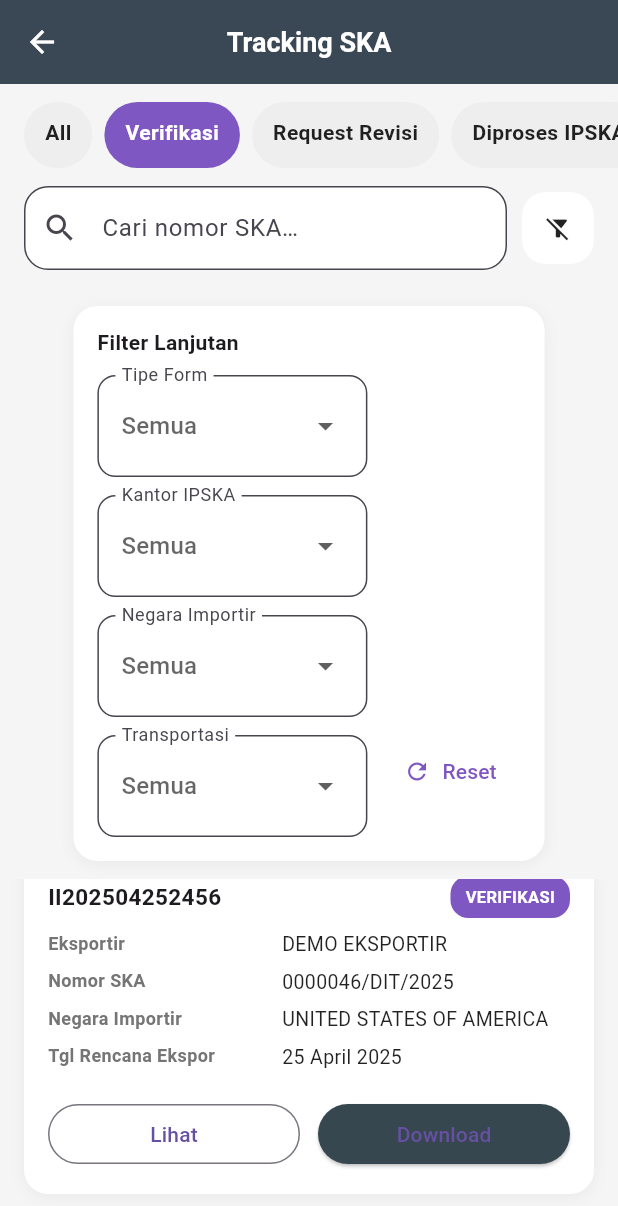
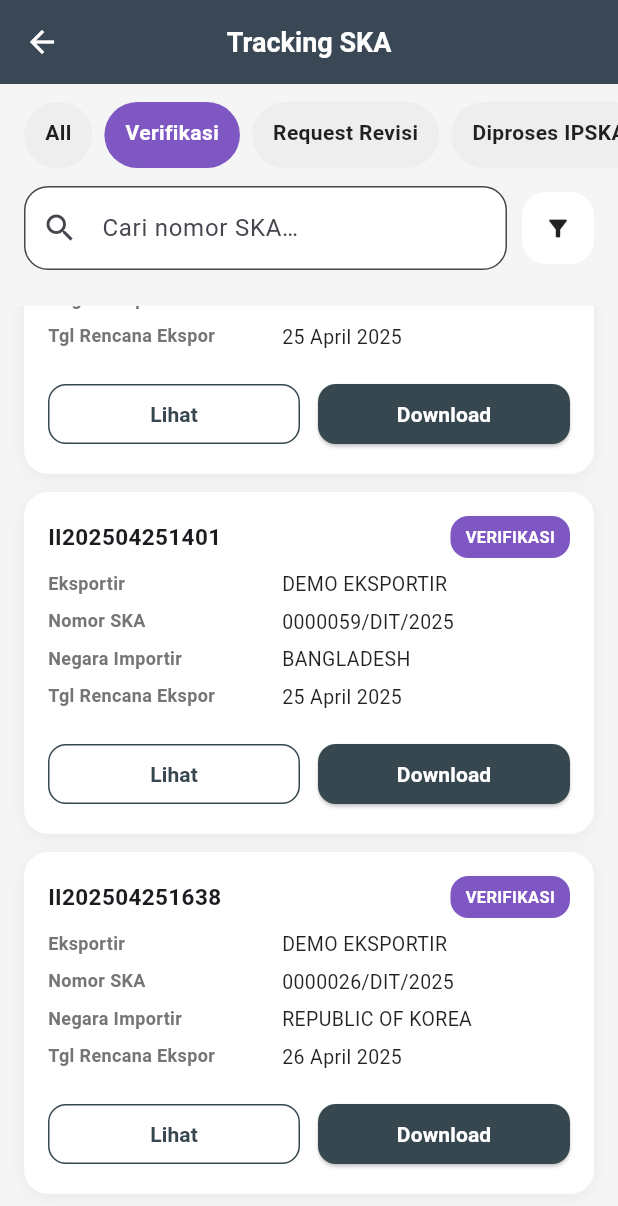
Before and after one commit to akhmdr/ska-mobile, a Flutter app: the TrackingPage screen opened directly, scrolled down 576 dp, after a tap on "Verifikasi", on a phone screen of 412 x 824 dp. Shown: the top 1206 px of the screen. Run offline on Flutter 3.47's test engine with Material 3 defaults, Android fonts, the phone set to English and light mode, and no system bars; our stand-ins replace carousel_slider, youtube_player_flutter; accounts and stored records are empty.

Commit message:
tambah tombol biar seragam

```diff
--- a/lib/core/theme/app_theme.dart
+++ b/lib/core/theme/app_theme.dart
@@ -77,6 +77,9 @@ class AppTheme {
       useMaterial3: true,
       colorScheme: colorScheme,
       scaffoldBackgroundColor: backgroundColor,
+      splashColor: primaryColor.withOpacity(0.12),
+      highlightColor: primaryColor.withOpacity(0.08),
+      hoverColor: primaryColor.withOpacity(0.04),
 
       // TabBar Theme
       tabBarTheme: const TabBarThemeData(
@@ -139,6 +142,7 @@ class AppTheme {
             fontWeight: FontWeight.w600,
             color: onPrimaryColor,
           ),
+          overlayColor: onPrimaryColor.withOpacity(0.12),
         ),
       ),
 
@@ -150,6 +154,7 @@ class AppTheme {
           padding: const EdgeInsets.symmetric(horizontal: 24, vertical: 12),
           shape: RoundedRectangleBorder(borderRadius: BorderRadius.circular(8)),
           textStyle: const TextStyle(fontSize: 16, fontWeight: FontWeight.w600),
+          overlayColor: primaryColor.withOpacity(0.08),
         ),
       ),
 
@@ -159,6 +164,8 @@ class AppTheme {
           foregroundColor: primaryColor,
           padding: const EdgeInsets.symmetric(horizontal: 16, vertical: 8),
           textStyle: const TextStyle(fontSize: 16, fontWeight: FontWeight.w600),
+        ).copyWith(
+          overlayColor: WidgetStatePropertyAll(primaryColor.withOpacity(0.08)),
         ),
       ),
 
@@ -187,6 +194,8 @@ class AppTheme {
           vertical: 12,
         ),
         hintStyle: TextStyle(color: Colors.grey[600]),
+        hoverColor: surfaceColor,
+        focusColor: primaryColor,
       ),
 
       // List Tile Theme
--- /dev/null
+++ b/lib/core/widgets/app_button.dart
@@ -0,0 +1,80 @@
+import 'package:flutter/material.dart';
+import '../theme/app_theme.dart';
+
+class AppButton extends StatelessWidget {
+  final String label;
+  final VoidCallback? onPressed;
+  final bool outlined;
+  final bool text;
+  final bool small;
+  final bool large;
+
+  const AppButton({
+    super.key,
+    required this.label,
+    required this.onPressed,
+    this.outlined = false,
+    this.text = false,
+    this.small = false,
+    this.large = false,
+  });
+
+  @override
+  Widget build(BuildContext context) {
+    final textColor = (text || outlined) ? AppTheme.primaryColor : Colors.white;
+    final fontSize = small ? 14.0 : (large ? 18.0 : 16.0);
+
+    final textStyle = TextStyle(
+      color: textColor,
+      fontWeight: FontWeight.w600,
+      fontSize: fontSize,
+    );
+
+    final padding = EdgeInsets.symmetric(
+      vertical: small ? 10 : (large ? 16 : 14),
+      horizontal: small ? 14 : (large ? 24 : 20),
+    );
+
+    if (outlined) {
+      return OutlinedButton(
+        onPressed: onPressed,
+        style: OutlinedButton.styleFrom(
+          side: BorderSide(color: AppTheme.primaryColor),
+          padding: padding,
+          shape: RoundedRectangleBorder(
+            borderRadius: BorderRadius.circular(12),
+          ),
+          overlayColor: AppTheme.primaryColor.withOpacity(0.08),
+        ),
+        child: Text(label, style: textStyle),
+      );
+    } else if (text) {
+      return TextButton(
+        onPressed: onPressed,
+        style: TextButton.styleFrom(
+          foregroundColor: AppTheme.primaryColor,
+          padding: padding,
+          shape: RoundedRectangleBorder(
+            borderRadius: BorderRadius.circular(12),
+          ),
+          overlayColor: AppTheme.primaryColor.withOpacity(0.08),
+        ),
+        child: Text(label, style: textStyle),
+      );
+    } else {
+      return ElevatedButton(
+        onPressed: onPressed,
+        style: ElevatedButton.styleFrom(
+          backgroundColor: AppTheme.primaryColor,
+          foregroundColor: Colors.white,
+          padding: padding,
+          shape: RoundedRectangleBorder(
+            borderRadius: BorderRadius.circular(12),
+          ),
+          overlayColor: AppTheme.onPrimaryColor.withOpacity(0.12),
+        ),
+        child: Text(label, style: textStyle),
+      );
+    }
+  }
+}
--- a/lib/modules/tracking/tracking_page.dart
+++ b/lib/modules/tracking/tracking_page.dart
@@ -2,6 +2,7 @@
 import 'package:flutter/material.dart';
 import '../../core/theme/app_theme.dart';
 import '../../core/widgets/custom_app_bar.dart';
+import '../../core/widgets/app_button.dart';
 
 import '../../core/models/ska_models.dart';
 import '../../data/services/ska_service.dart';
@@ -49,14 +50,22 @@ class _StatusBadge extends StatelessWidget {
 
   static String _label(SkaStatusType t) {
     switch (t) {
-      case SkaStatusType.all: return 'ALL';
-      case SkaStatusType.verifikasi: return 'VERIFIKASI';
-      case SkaStatusType.requestRevisi: return 'REQUEST REVISI';
-      case SkaStatusType.diprosesIpska: return 'DIPROSES IPSKA';
-      case SkaStatusType.pengajuanCabutSka: return 'PENGAJUAN CABUT SKA';
-      case SkaStatusType.ditolak: return 'DITOLAK';
-      case SkaStatusType.diterbitkan: return 'DITERBITKAN';
-      case SkaStatusType.pencabutan: return 'PENCABUTAN';
+      case SkaStatusType.all:
+        return 'ALL';
+      case SkaStatusType.verifikasi:
+        return 'VERIFIKASI';
+      case SkaStatusType.requestRevisi:
+        return 'REQUEST REVISI';
+      case SkaStatusType.diprosesIpska:
+        return 'DIPROSES IPSKA';
+      case SkaStatusType.pengajuanCabutSka:
+        return 'PENGAJUAN CABUT SKA';
+      case SkaStatusType.ditolak:
+        return 'DITOLAK';
+      case SkaStatusType.diterbitkan:
+        return 'DITERBITKAN';
+      case SkaStatusType.pencabutan:
+        return 'PENCABUTAN';
     }
   }
 
@@ -104,13 +113,19 @@ class _DropdownChip extends StatelessWidget {
           filled: true,
           fillColor: AppTheme.backgroundColor,
           border: OutlineInputBorder(borderRadius: BorderRadius.circular(12)),
-          contentPadding: const EdgeInsets.symmetric(horizontal: 12, vertical: 10),
+          contentPadding: const EdgeInsets.symmetric(
+            horizontal: 12,
+            vertical: 10,
+          ),
         ),
         child: DropdownButtonHideUnderline(
           child: DropdownButton<String>(
             value: (value == null || value!.isEmpty) ? null : value,
             isExpanded: true,
-            items: items.map((e) => DropdownMenuItem(value: e, child: Text(e))).toList(),
+            items:
+                items
+                    .map((e) => DropdownMenuItem(value: e, child: Text(e)))
+                    .toList(),
             onChanged: onChanged,
             hint: const Text('Semua'),
           ),
@@ -139,14 +154,22 @@ class _StatusTabs extends StatelessWidget {
 
   static String _label(SkaStatusType t) {
     switch (t) {
-      case SkaStatusType.all: return 'All';
-      case SkaStatusType.verifikasi: return 'Verifikasi';
-      case SkaStatusType.requestRevisi: return 'Request Revisi';
-      case SkaStatusType.diprosesIpska: return 'Diproses IPSKA';
-      case SkaStatusType.pengajuanCabutSka: return 'Pengajuan Cabut SKA';
-      case SkaStatusType.ditolak: return 'Ditolak';
-      case SkaStatusType.diterbitkan: return 'Diterbitkan';
-      case SkaStatusType.pencabutan: return 'Pencabutan';
+      case SkaStatusType.all:
+        return 'All';
+      case SkaStatusType.verifikasi:
+        return 'Verifikasi';
+      case SkaStatusType.requestRevisi:
+        return 'Request Revisi';
+      case SkaStatusType.diprosesIpska:
+        return 'Diproses IPSKA';
+      case SkaStatusType.pengajuanCabutSka:
+        return 'Pengajuan Cabut SKA';
+      case SkaStatusType.ditolak:
+        return 'Ditolak';
+      case SkaStatusType.diterbitkan:
+        return 'Diterbitkan';
+      case SkaStatusType.pencabutan:
+        return 'Pencabutan';
     }
   }
 
@@ -217,7 +240,8 @@ class _TrackingPageState extends State<TrackingPage> {
   bool _loading = true;
 
   final _searchC = TextEditingController();
-  bool _showFilters = true; // mengikuti gaya DAB: panel filter terlihat saat masuk
+  bool _showFilters =
+      false; // mengikuti gaya DAB: panel filter terlihat saat masuk
 
   @override
   void initState() {
@@ -245,6 +269,8 @@ class _TrackingPageState extends State<TrackingPage> {
       negaraImportir: _adv.negaraImportir,
       jenisTransportasi: _adv.jenisTransportasi,
     );
+    // Sort by latest tgl_kirim (descending)
+    _view.sort((a, b) => _parseTglKirim(b).compareTo(_parseTglKirim(a)));
   }
 
   void _lihat(SkaItem it) {
@@ -256,6 +282,15 @@ class _TrackingPageState extends State<TrackingPage> {
 
   void _snack(String msg) {
     ScaffoldMessenger.of(context).showSnackBar(SnackBar(content: Text(msg)));
+  }
+
+  DateTime _parseTglKirim(SkaItem it) {
+    final s = it.pengajuan.tglKirim;
+    if (s == null || s.trim().isEmpty || s.trim() == '-') {
+      return DateTime.fromMillisecondsSinceEpoch(0);
+    }
+    final normalized = s.replaceFirst(' ', 'T'); // handle "YYYY-MM-DD HH:MM:SS"
+    return DateTime.tryParse(normalized) ?? DateTime.fromMillisecondsSinceEpoch(0);
   }
 
   @override
@@ -270,7 +305,8 @@ class _TrackingPageState extends State<TrackingPage> {
           // Tabs status (scrollable, sticky)
           _StatusTabs(
             current: _status,
-            onChanged: (t) => setState(() {
+            onChanged:
+                (t) => setState(() {
                   _status = t;
                   _apply();
                 }),
@@ -286,14 +322,16 @@ class _TrackingPageState extends State<TrackingPage> {
                 Expanded(
                   child: TextField(
                     controller: _searchC,
-                    onChanged: (v) => setState(() {
+                    onChanged:
+                        (v) => setState(() {
                           _keyword = v.trim();
                           _apply();
                         }),
                     decoration: InputDecoration(
                       hintText: 'Cari nomor SKA…',
                       prefixIcon: const Icon(Icons.search),
-                      suffixIcon: _searchC.text.isEmpty
+                      suffixIcon:
+                          _searchC.text.isEmpty
                               ? null
                               : IconButton(
                                 icon: const Icon(Icons.close),
@@ -318,7 +356,8 @@ class _TrackingPageState extends State<TrackingPage> {
                   height: 48,
                   width: 48,
                   child: ElevatedButton(
-                    onPressed: () => setState(() => _showFilters = !_showFilters),
+                    onPressed:
+                        () => setState(() => _showFilters = !_showFilters),
                     style: ElevatedButton.styleFrom(
                       padding: EdgeInsets.zero,
                       elevation: 0,
@@ -342,7 +381,8 @@ class _TrackingPageState extends State<TrackingPage> {
           // Filter Lanjutan
           AnimatedSwitcher(
             duration: const Duration(milliseconds: 200),
-            child: !_showFilters
+            child:
+                !_showFilters
                     ? const SizedBox.shrink()
                     : Container(
                       key: const ValueKey('filters'),
@@ -364,7 +404,10 @@ class _TrackingPageState extends State<TrackingPage> {
                         children: [
                           const Text(
                             'Filter Lanjutan',
-                          style: TextStyle(fontSize: 14, fontWeight: FontWeight.w700),
+                            style: TextStyle(
+                              fontSize: 14,
+                              fontWeight: FontWeight.w700,
+                            ),
                           ),
                           const SizedBox(height: 12),
                           Wrap(
@@ -385,7 +428,8 @@ class _TrackingPageState extends State<TrackingPage> {
                                   'FORM IJEPA',
                                   'FORM AHKFTA',
                                 ],
-                              onChanged: (v) => setState(() {
+                                onChanged:
+                                    (v) => setState(() {
                                       _adv.tipeForm = v;
                                       _apply();
                                     }),
@@ -394,7 +438,8 @@ class _TrackingPageState extends State<TrackingPage> {
                                 label: 'Kantor IPSKA',
                                 value: _adv.kantorIpska,
                                 items: const ['DITFAS'],
-                              onChanged: (v) => setState(() {
+                                onChanged:
+                                    (v) => setState(() {
                                       _adv.kantorIpska = v;
                                       _apply();
                                     }),
@@ -414,7 +459,8 @@ class _TrackingPageState extends State<TrackingPage> {
                                   'THAILAND',
                                   'BANGLADESH',
                                 ],
-                              onChanged: (v) => setState(() {
+                                onChanged:
+                                    (v) => setState(() {
                                       _adv.negaraImportir = v;
                                       _apply();
                                     }),
@@ -423,7 +469,8 @@ class _TrackingPageState extends State<TrackingPage> {
                                 label: 'Transportasi',
                                 value: _adv.jenisTransportasi,
                                 items: const ['by SEA', 'by AIR'],
-                              onChanged: (v) => setState(() {
+                                onChanged:
+                                    (v) => setState(() {
                                       _adv.jenisTransportasi = v;
                                       _apply();
                                     }),
@@ -435,8 +482,15 @@ class _TrackingPageState extends State<TrackingPage> {
                                     _apply();
                                   });
                                 },
-                              icon: const Icon(Icons.refresh, size: 18, color: Color(0xFF7E57C2)),
-                              label: const Text('Reset', style: TextStyle(color: Color(0xFF7E57C2))),
+                                icon: const Icon(
+                                  Icons.refresh,
+                                  size: 18,
+                                  color: Color(0xFF7E57C2),
+                                ),
+                                label: const Text(
+                                  'Reset',
+                                  style: TextStyle(color: Color(0xFF7E57C2)),
+                                ),
                               ),
                             ],
                           ),
@@ -449,7 +503,8 @@ class _TrackingPageState extends State<TrackingPage> {
 
           // List data
           Expanded(
-            child: _loading
+            child:
+                _loading
                     ? const Center(child: CircularProgressIndicator())
                     : _view.isEmpty
                     ? const Center(child: Text('Tidak ada hasil'))
@@ -485,14 +540,18 @@ class _TrackingPageState extends State<TrackingPage> {
                                   ],
                                 ),
                                 const SizedBox(height: 8),
-                                  _KV('Eksportir',
+                                _KV(
+                                  'Eksportir',
                                   (it.pengajuan.namaPerusahaan ??
                                           it.pengajuan.namaEksportir ??
                                           '')
-                                          .toUpperCase()),
+                                      .toUpperCase(),
+                                ),
                                 _KV('Nomor SKA', it.pengajuan.noSka ?? '-'),
-                                  _KV('Negara Importir',
-                                      it.importir?.negaraImportir ?? '-'),
+                                _KV(
+                                  'Negara Importir',
+                                  it.importir?.negaraImportir ?? '-',
+                                ),
                                 _KV(
                                   'Tgl Rencana Ekspor',
                                   it.importir?.tglRencanaEkspor ??
@@ -503,21 +562,19 @@ class _TrackingPageState extends State<TrackingPage> {
                                 Row(
                                   children: [
                                     Expanded(
-                                        child: OutlinedButton(
+                                      child: AppButton(
+                                        label: 'Lihat',
+                                        outlined: true,
                                         onPressed: () => _lihat(it),
-                                          child: const Text('Lihat'),
+                                        small: true,
                                       ),
                                     ),
                                     const SizedBox(width: 12),
                                     Expanded(
-                                        child: ElevatedButton(
-                                          onPressed: () => _snack(
-                                              'Download belum tersedia (dummy)'),
-                                          style: ElevatedButton.styleFrom(
-                                            backgroundColor:
-                                                AppTheme.primaryColor,
-                                          ),
-                                          child: const Text('Download'),
+                                      child: AppButton(
+                                        label: 'Download',
+                                        small: true,
+                                        onPressed: () => _snack('Download belum tersedia (dummy)'),
                                       ),
                                     ),
                                   ],
```
Lines whose indentation alone changed are shown as unchanged.
